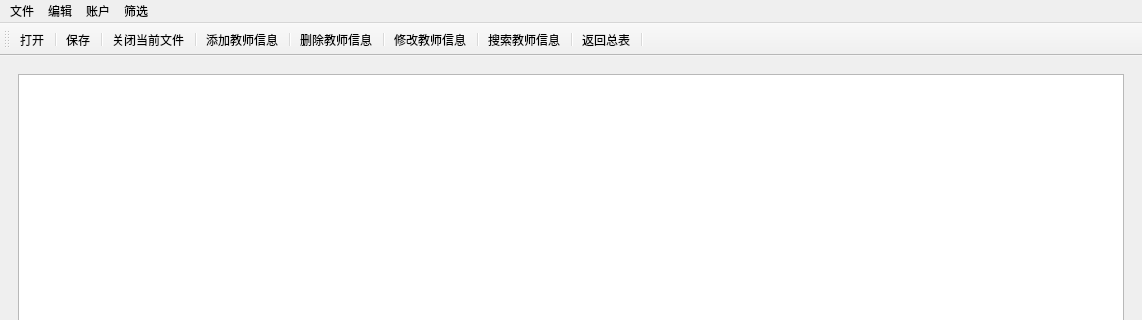
The window that mainwindow.ui (PLlee3694/QtProject) describes before a commit, drawn with Qt 5; both pictures show x 0 to 1142 and y 0 to 320 of the 1142 by 748 pixel window.
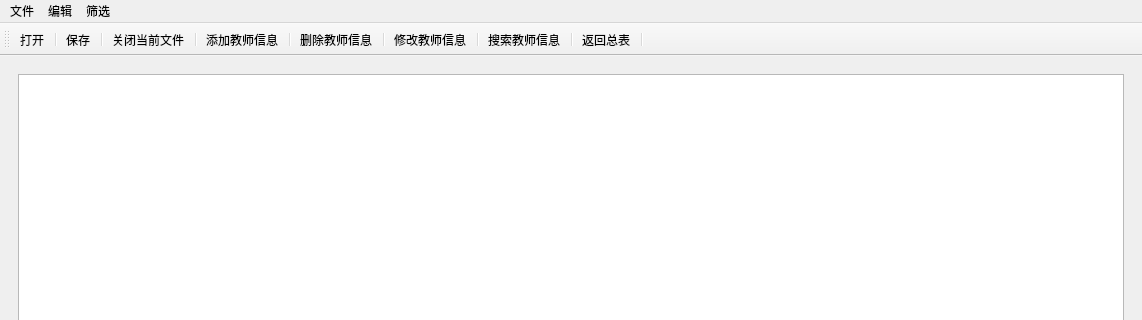
The same window after the commit.

Commit message: 修改了mainwindow,注释掉了登录功能

What changed in the file:
```diff
--- a/mainwindow.ui
+++ b/mainwindow.ui
@@ -44,7 +44,7 @@
      <x>0</x>
      <y>0</y>
      <width>1142</width>
-     <height>25</height>
+     <height>21</height>
     </rect>
    </property>
    <widget class="QMenu" name="File_Menu">
@@ -71,13 +71,6 @@
     <addaction name="actionchange"/>
     <addaction name="actionfind"/>
    </widget>
-   <widget class="QMenu" name="menu">
-    <property name="title">
-     <string>账户</string>
-    </property>
-    <addaction name="actionlogout"/>
-    <addaction name="actionabout"/>
-   </widget>
    <widget class="QMenu" name="menu_2">
     <property name="title">
      <string>筛选</string>
@@ -90,7 +83,6 @@
    </widget>
    <addaction name="File_Menu"/>
    <addaction name="Edit_Menu"/>
-   <addaction name="menu"/>
    <addaction name="menu_2"/>
   </widget>
   <widget class="QStatusBar" name="statusbar"/>
```
Left out of the diff: 56 changed lines with no effect on the pictures. The commit also changes 2 other files.
